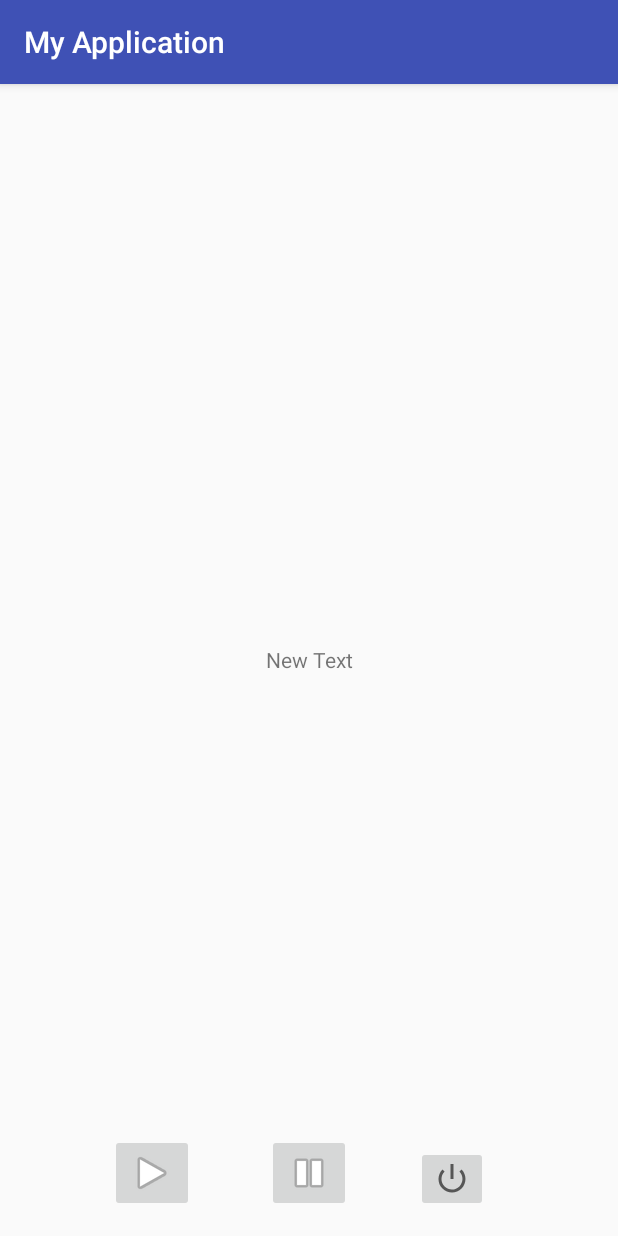
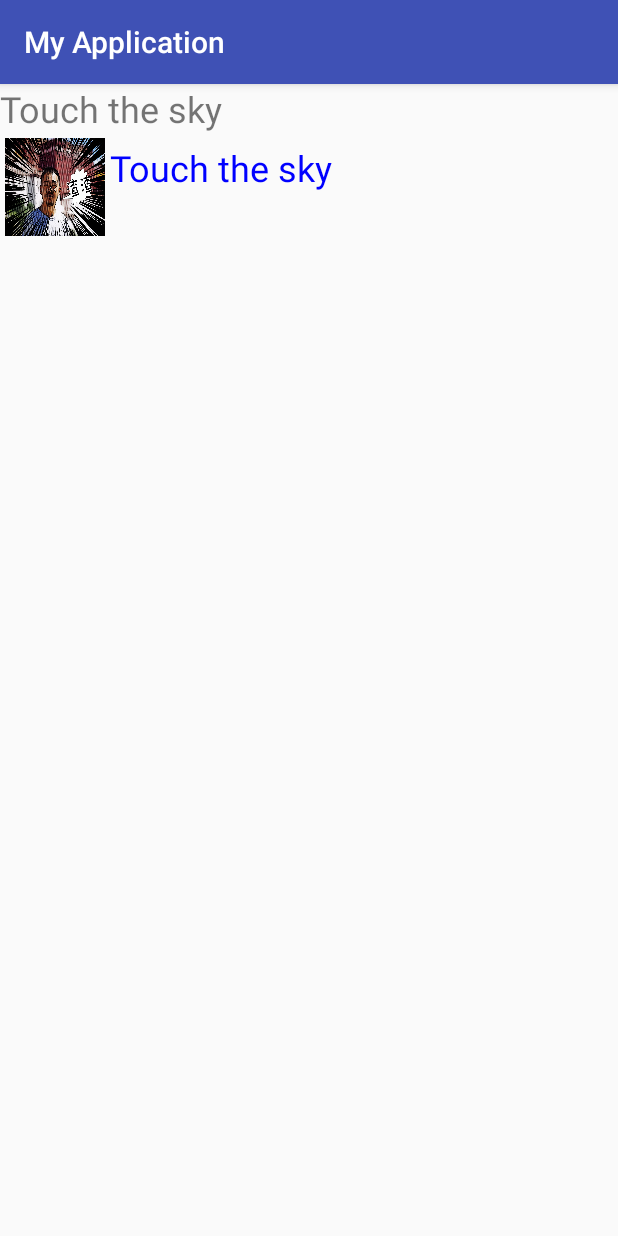
Before and after one commit to redhatxxx/MyApplication, an Android app: the screen it shows after launch (MainActivity), on a phone screen of 412 x 824 dp. Run offline under Robolectric (Android 15) with nearby library versions, the phone set to English and light mode, and no system bars.

Commit message:
ListView

```diff
--- a/app/src/main/java/com/example/administrator/myapplication/MainActivity.java
+++ b/app/src/main/java/com/example/administrator/myapplication/MainActivity.java
@@ -1,85 +1,95 @@
 package com.example.administrator.myapplication;
 
-import android.graphics.BitmapFactory;
-import android.media.AudioManager;
-import android.media.MediaPlayer;
-import android.media.SoundPool;
-import android.support.annotation.IntegerRes;
+import android.graphics.Color;
+import android.net.Uri;
 import android.support.v7.app.AppCompatActivity;
 import android.os.Bundle;
+import android.view.Gravity;
 import android.view.View;
-import android.widget.Button;
-import android.widget.EditText;
-import android.widget.ImageButton;
+import android.view.ViewGroup;
+import android.widget.BaseAdapter;
+import android.widget.Gallery;
 import android.widget.ImageView;
+import android.widget.LinearLayout;
+import android.widget.ListView;
 import android.widget.TextView;
-
-import java.util.HashMap;
 
 public class MainActivity extends AppCompatActivity {
 
-    MediaPlayer mediaplayer;
-    ImageButton btnpaly;
-    ImageButton btnpause;
-    ImageButton btnstop;
-    TextView statusmsg;
+    ListView fileList;
+//    BaseAdapter fileAdapter;
+    TextView titlesong;
+
     @Override
     protected void onCreate(Bundle savedInstanceState) {
         super.onCreate(savedInstanceState);
-        mediaplayer = MediaPlayer.create(this,R.raw.touchthesky);
-        setContentView(R.layout.activity_main);
-        initComponents();
-//        mediaplayer.start();
+        this.setContentView(R.layout.activity_main);
+        initData();
+        init();
     }
 
-    private void initComponents() {
-        btnpaly = (ImageButton) findViewById(R.id.play);
-        btnpause = (ImageButton) findViewById(R.id.pause);
-        btnstop  = (ImageButton) findViewById(R.id.stop);
-        statusmsg = (TextView) findViewById(R.id.statustext);
+    /*
+    * 初始化基础数据
+    * */
+    private void initData() {
+    }
 
-        btnpaly.setOnClickListener(new Button.OnClickListener(){
+    /*
+    * 初始化基本控件
+    * */
+    private void init() {
+        titlesong = (TextView) findViewById(R.id.titletext);
+        titlesong.setText("Touch the sky");
+        fileList = (ListView) findViewById(R.id.filelist);
+        BaseAdapter fileAdapter = new BaseAdapter() {
+            @Override
+            public int getCount() {
+                return 1;
+            }
 
             @Override
-            public void onClick(View view) {
-                playMedia();
+            public Object getItem(int i) {
+                return null;
             }
-        });
-
-        btnpause.setOnClickListener(new Button.OnClickListener(){
 
             @Override
-            public void onClick(View view) {
-                pauseMedia();
+            public long getItemId(int i) {
+                return 0;
             }
-        });
-
-        btnstop.setOnClickListener(new Button.OnClickListener(){
 
             @Override
-            public void onClick(View view) {
-                stopMedia();
+            public View getView(int i, View view, ViewGroup viewGroup) {
+                //动态生成列表中的项对应的view，每个view由LinearLayout
+                //中包含一个ImageView及两个TextView组成
+                LinearLayout singal_Item = new LinearLayout(MainActivity.this);
+
+                singal_Item.setOrientation(LinearLayout.HORIZONTAL);//朝向向下
+                singal_Item.setPadding(5, 5, 5, 5);
+
+                ImageView albumImage = new ImageView(MainActivity.this);
+                albumImage.setImageDrawable(getResources().getDrawable(R.drawable.front));
+                albumImage.setScaleType(ImageView.ScaleType.FIT_XY);
+                albumImage.setLayoutParams(new Gallery.LayoutParams(100, 98));
+
+                singal_Item.addView(albumImage);
+
+                TextView songName = new TextView(MainActivity.this);
+                songName.setText("Touch the sky");
+                songName.setTextSize(24);
+                songName.setTextColor(Color.BLUE);
+                songName.setPadding(5, 5, 5, 5);
+                songName.setGravity(Gravity.LEFT);
+
+                singal_Item.addView(songName);
+                return singal_Item;
             }
-        });
-    }
+        };
 
-    private void stopMedia() {
-        mediaplayer.pause();
-        mediaplayer.seekTo(0);
-        statusmsg.setText("停止");
-    }
-
-    private void pauseMedia() {
-        mediaplayer.pause();
-        statusmsg.setText("暂停");
-    }
-
-    private void playMedia() {
-        mediaplayer.start();
-        statusmsg.setText("播放");
+        fileList.setAdapter(fileAdapter);
     }
 
 
+//////////////////////////////////////////////////////////////
 //    SoundPool soundPool;
 //
 //    HashMap<Integer,Integer> poolmap ;
--- a/app/src/main/res/layout/activity_main.xml
+++ b/app/src/main/res/layout/activity_main.xml
@@ -1,59 +1,17 @@
 <?xml version="1.0" encoding="utf-8"?>
-<RelativeLayout xmlns:android="http://schemas.android.com/apk/res/android"
-    xmlns:tools="http://schemas.android.com/tools"
+<LinearLayout xmlns:android="http://schemas.android.com/apk/res/android"
     android:layout_width="match_parent"
     android:layout_height="match_parent"
-    android:paddingBottom="@dimen/activity_vertical_margin"
-    android:paddingLeft="@dimen/activity_horizontal_margin"
-    android:paddingRight="@dimen/activity_horizontal_margin"
-    android:paddingTop="@dimen/activity_vertical_margin"
-    tools:context="com.example.administrator.myapplication.MainActivity">
-    <!--<ImageView-->
-        <!--android:id="@+id/frontimage"-->
-        <!--android:layout_width="wrap_content"-->
-        <!--android:layout_height="wrap_content"-->
-        <!--android:src="@drawable/front"/>-->
-
-    <ImageButton
-        android:layout_width="wrap_content"
-        android:layout_height="wrap_content"
-        android:id="@+id/play"
-        android:src="@android:drawable/ic_media_play"
-        android:layout_marginLeft="57dp"
-        android:layout_marginStart="57dp"
-        android:layout_alignParentBottom="true"
-        android:layout_alignParentLeft="true"
-        android:layout_alignParentStart="true" />
-
-    <ImageButton
-        android:layout_width="wrap_content"
-        android:layout_height="wrap_content"
-        android:id="@+id/pause"
-        android:src="@android:drawable/ic_media_pause"
-        android:layout_alignTop="@+id/play"
-        android:layout_centerHorizontal="true" />
+    android:orientation="vertical">
 
     <TextView
-        android:layout_width="wrap_content"
+        android:id="@+id/titletext"
+        android:layout_width="fill_parent"
         android:layout_height="wrap_content"
-        android:text="New Text"
-        android:id="@+id/statustext"
-        android:layout_centerVertical="true"
-        android:layout_alignParentLeft="true"
-        android:layout_alignParentStart="true"
-        android:layout_alignParentRight="true"
-        android:layout_alignParentEnd="true"
-        android:gravity="center" />
-
-    <ImageButton
-        android:layout_width="wrap_content"
+        android:textSize="24sp"/>
+    <ListView
+        android:id="@+id/filelist"
+        android:layout_width="fill_parent"
         android:layout_height="wrap_content"
-        android:id="@+id/stop"
-        android:src="@android:drawable/ic_lock_power_off"
-        android:layout_alignParentBottom="true"
-        android:layout_toRightOf="@+id/pause"
-        android:layout_toEndOf="@+id/pause"
-        android:layout_marginLeft="43dp"
-        android:layout_marginStart="43dp" />
-
-</RelativeLayout>
+        android:choiceMode="singleChoice"/>
+</LinearLayout>
--- a/app/src/main/res/values/strings.xml
+++ b/app/src/main/res/values/strings.xml
@@ -1,3 +1,4 @@
 <resources>
     <string name="app_name">My Application</string>
+    <string name="test_str">Hello my world!</string>
 </resources>
```
Also changed, not shown: app/src/main/java/com/example/administrator/myapplication/Singal_Activity.java (added, +74 -0 lines), app/src/main/res/layout/play_activity.xml (added, +59 -0 lines).
